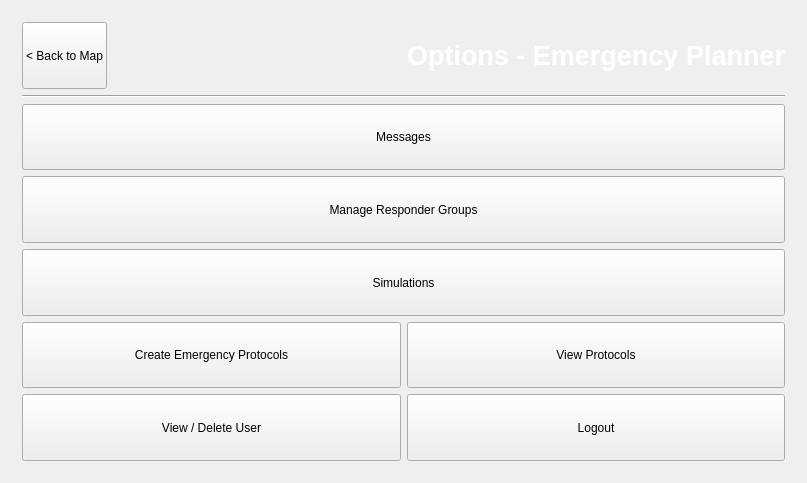
This is gui/mainwindow.ui in XinChen96/Emergency-Response-System as Qt 5 draws it before an edit. The edited form follows.
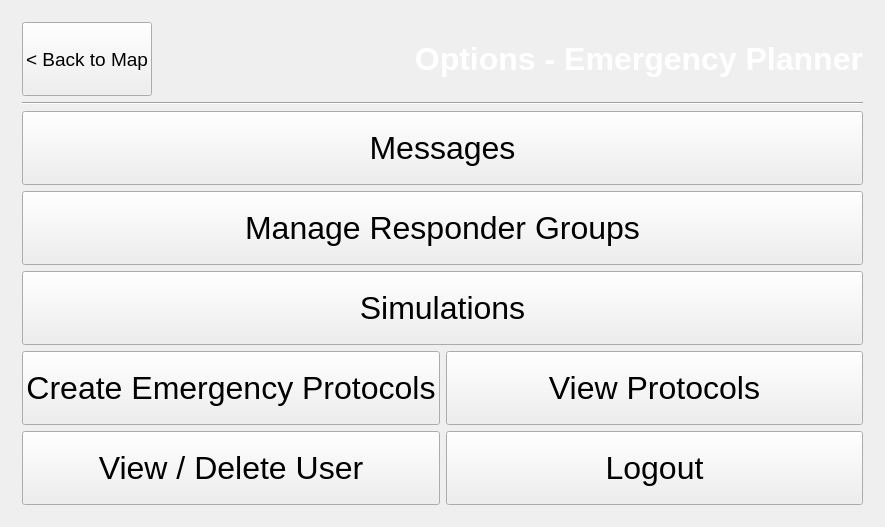
This is the edited form. The open tabs and pages were chosen to show the change. Icons and pictures are not drawn.

Commit message: new font guideline for several pages font size:14 , title size :24

Diff of the .ui file:
```diff
--- a/gui/mainwindow.ui
+++ b/gui/mainwindow.ui
@@ -6,8 +6,8 @@
    <rect>
     <x>0</x>
     <y>0</y>
-    <width>807</width>
-    <height>483</height>
+    <width>885</width>
+    <height>527</height>
    </rect>
   </property>
   <property name="font">
@@ -587,6 +587,7 @@
             <property name="font">
              <font>
               <family>Helvetica</family>
+              <pointsize>14</pointsize>
              </font>
             </property>
             <property name="text">
@@ -605,7 +606,7 @@
             <property name="font">
              <font>
               <family>Helvetica</family>
-              <pointsize>20</pointsize>
+              <pointsize>24</pointsize>
               <weight>75</weight>
               <bold>true</bold>
              </font>
@@ -647,6 +648,12 @@
             <verstretch>0</verstretch>
            </sizepolicy>
           </property>
+          <property name="font">
+           <font>
+            <family>Helvetica</family>
+            <pointsize>24</pointsize>
+           </font>
+          </property>
           <property name="text">
            <string>Messages</string>
           </property>
@@ -660,6 +667,12 @@
             <verstretch>0</verstretch>
            </sizepolicy>
           </property>
+          <property name="font">
+           <font>
+            <family>Helvetica</family>
+            <pointsize>24</pointsize>
+           </font>
+          </property>
           <property name="text">
            <string>Manage Responder Groups</string>
           </property>
@@ -673,6 +686,12 @@
             <verstretch>0</verstretch>
            </sizepolicy>
           </property>
+          <property name="font">
+           <font>
+            <family>Helvetica</family>
+            <pointsize>24</pointsize>
+           </font>
+          </property>
           <property name="text">
            <string>Simulations</string>
           </property>
@@ -688,6 +707,12 @@
               <verstretch>0</verstretch>
              </sizepolicy>
             </property>
+            <property name="font">
+             <font>
+              <family>Helvetica</family>
+              <pointsize>24</pointsize>
+             </font>
+            </property>
             <property name="text">
              <string>Create Emergency Protocols</string>
             </property>
@@ -701,6 +726,12 @@
               <verstretch>0</verstretch>
              </sizepolicy>
             </property>
+            <property name="font">
+             <font>
+              <family>Helvetica</family>
+              <pointsize>24</pointsize>
+             </font>
+            </property>
             <property name="text">
              <string>View Protocols</string>
             </property>
@@ -718,6 +749,12 @@
               <verstretch>0</verstretch>
              </sizepolicy>
             </property>
+            <property name="font">
+             <font>
+              <family>Helvetica</family>
+              <pointsize>24</pointsize>
+             </font>
+            </property>
             <property name="text">
              <string>View / Delete User</string>
             </property>
@@ -731,6 +768,12 @@
               <verstretch>0</verstretch>
              </sizepolicy>
             </property>
+            <property name="font">
+             <font>
+              <family>Helvetica</family>
+              <pointsize>24</pointsize>
+             </font>
+            </property>
             <property name="text">
              <string>Logout</string>
             </property>
```
Left out of the diff: 185 changed lines with no effect on the pictures.
